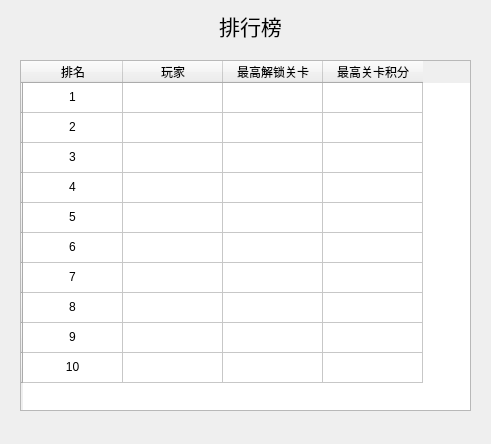
First picture: the form in Bejeweled/crankdlg.ui, repository Paitesanshi/Data-Structure-Project, before the edit.
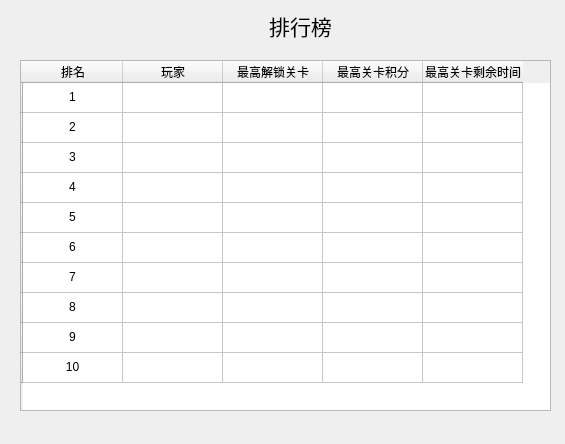
Second picture: the form after the edit.

Commit message: 排行榜更新

The edit to the form file:
```diff
--- a/Bejeweled/crankdlg.ui
+++ b/Bejeweled/crankdlg.ui
@@ -6,7 +6,7 @@
    <rect>
     <x>0</x>
     <y>0</y>
-    <width>491</width>
+    <width>565</width>
     <height>444</height>
    </rect>
   </property>
@@ -16,7 +16,7 @@
   <widget class="QLabel" name="label">
    <property name="geometry">
     <rect>
-     <x>200</x>
+     <x>250</x>
      <y>10</y>
      <width>101</width>
      <height>31</height>
@@ -43,7 +43,7 @@
     <rect>
      <x>20</x>
      <y>60</y>
-     <width>451</width>
+     <width>531</width>
      <height>351</height>
     </rect>
    </property>
@@ -54,7 +54,7 @@
     <number>10</number>
    </property>
    <property name="columnCount">
-    <number>4</number>
+    <number>5</number>
    </property>
    <row>
     <property name="text">
@@ -168,6 +168,14 @@
      <set>AlignCenter</set>
     </property>
    </column>
+   <column>
+    <property name="text">
+     <string>最高关卡剩余时间</string>
+    </property>
+    <property name="textAlignment">
+     <set>AlignCenter</set>
+    </property>
+   </column>
    <item row="0" column="0">
     <property name="text">
      <string>1</string>
```
The commit also changes 1 other file.
